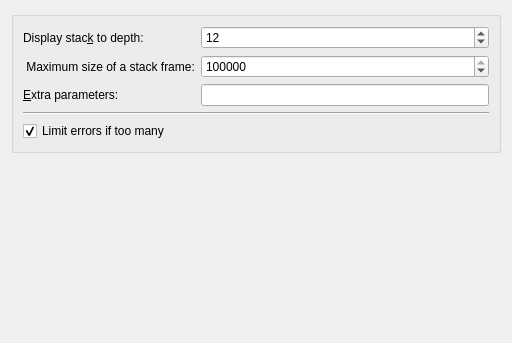
This is core/private/common_configpage.ui in KDE/kdev-valgrind as Qt 5 draws it before an edit. The edited form follows.
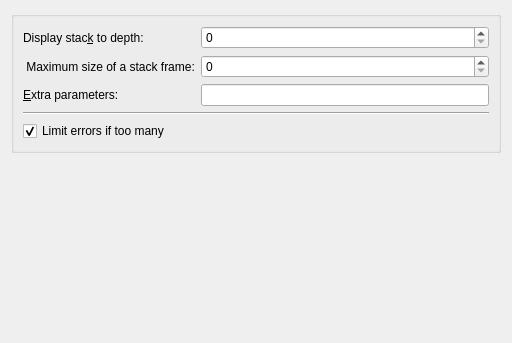
This is the edited form.

What changed in the file:
```diff
--- a/core/private/common_configpage.ui
+++ b/core/private/common_configpage.ui
@@ -13,9 +13,6 @@
   <layout class="QVBoxLayout" name="verticalLayout_2">
    <item>
     <widget class="QGroupBox" name="groupBox">
-     <property name="title">
-      <string/>
-     </property>
      <layout class="QVBoxLayout" name="verticalLayout">
       <item>
        <layout class="QFormLayout" name="formLayout">
@@ -34,12 +31,6 @@
           <property name="toolTip">
            <string>&lt;html&gt;&lt;head/&gt;&lt;body&gt;&lt;p&gt;Specifies the maximum number of entries shown in stack traces that identify program locations. Note that errors are commoned up using only the top four function locations (the place in the current function, and that of its three immediate callers). So this doesn't affect the total number of errors reported.&lt;/p&gt;&lt;p&gt;The maximum value for this is 500. Note that higher settings will make Valgrind run a bit more slowly and take a bit more memory, but can be useful when working with programs with deeply-nested call chains.&lt;/p&gt;&lt;/body&gt;&lt;/html&gt;</string>
           </property>
-          <property name="maximum">
-           <number>500</number>
-          </property>
-          <property name="value">
-           <number>12</number>
-          </property>
          </widget>
         </item>
         <item row="1" column="0">
@@ -57,12 +48,6 @@
           <property name="toolTip">
            <string>&lt;html&gt;&lt;head/&gt;&lt;body&gt;&lt;p&gt;The maximum size of a stack frame. If the stack pointer moves by more than this amount then Valgrind will assume that the program is switching to a different stack.&lt;/p&gt;&lt;p&gt;You may need to use this option if your program has large stack-allocated arrays. Valgrind keeps track of your program's stack pointer. If it changes by more than the threshold amount, Valgrind assumes your program is switching to a different stack, and Memcheck behaves differently than it would for a stack pointer change smaller than the threshold. Usually this heuristic works well. However, if your program allocates large structures on the stack, this heuristic will be fooled, and Memcheck will subsequently report large numbers of invalid stack accesses. This option allows you to change the threshold to a different value.&lt;/p&gt;&lt;p&gt;You should only consider use of this option if Valgrind's debug output directs you to do so. In that case it will tell you the new threshold you should specify.&lt;/p&gt;&lt;p&gt;In general, allocating large structures on the stack is a bad idea, because you can easily run out of stack space, especially on systems with limited memory or which expect to support large numbers of threads each with a small stack, and also because the error checking performed by Memcheck is more effective for heap-allocated data than for stack-allocated data. If you have to use this option, you may wish to consider rewriting your code to allocate on the heap rather than on the stack.&lt;/p&gt;&lt;/body&gt;&lt;/html&gt;</string>
           </property>
-          <property name="maximum">
-           <number>200000000</number>
-          </property>
-          <property name="value">
-           <number>2000000</number>
-          </property>
          </widget>
         </item>
         <item row="2" column="0">
```
